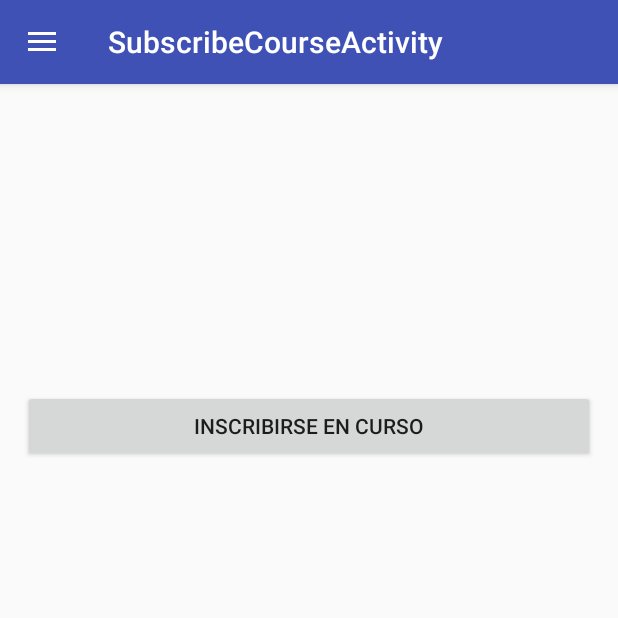
After one commit to kecastro/CourseControl, an Android app: the EnrollCourseActivity screen opened directly, with no data from a screen before it, on a phone screen of 412 x 824 dp, the top half of it. The commit adds this screen. Run offline under Robolectric (Android 15) with nearby library versions, the phone set to English and light mode, and no system bars; our stand-ins replace Firebase (no records; nobody signed in at launch, a user with empty details on screens opened directly); 2 statements that could not run were skipped.

Commit message:
add: EnrollCourse

```diff
--- a/app/build.gradle
+++ b/app/build.gradle
@@ -37,4 +37,5 @@ dependencies {
 
 
 
+
 apply plugin: 'com.google.gms.google-services'
--- a/app/src/main/AndroidManifest.xml
+++ b/app/src/main/AndroidManifest.xml
@@ -24,7 +24,10 @@
         <activity android:name=".MyCourses" />
         <activity android:name=".AboutActivity" />
         <activity android:name=".SettingsActivity" />
-        <activity android:name=".CreateCourseActivity"></activity>
+        <activity android:name=".CreateCourseActivity" />
+        <activity
+            android:name=".EnrollCourseActivity"
+            android:label="@string/title_activity_subscribe_course"></activity>
     </application>
 
 </manifest>
--- /dev/null
+++ b/app/src/main/java/com/example/kcastrop/coursecontrol/EnrollCourseActivity.java
@@ -0,0 +1,103 @@
+package com.example.kcastrop.coursecontrol;
+
+import android.os.Bundle;
+import android.view.View;
+import android.widget.Button;
+import android.widget.FrameLayout;
+import android.widget.TextView;
+import android.widget.Toast;
+
+import com.google.firebase.auth.FirebaseAuth;
+import com.google.firebase.database.DataSnapshot;
+import com.google.firebase.database.DatabaseError;
+import com.google.firebase.database.DatabaseReference;
+import com.google.firebase.database.FirebaseDatabase;
+import com.google.firebase.database.Query;
+import com.google.firebase.database.ValueEventListener;
+
+import entities.Course;
+import entities.EnrollCourse;
+
+public class EnrollCourseActivity extends BaseActivity {
+
+    private TextView nameCourse;
+    private TextView course_reference;
+    private TextView course_location;
+    private TextView info;
+    private Button subscribe;
+    private String idCreator;
+    private String idCourse;
+    private String idUser;
+
+    private FirebaseAuth firebaseAuth;
+    private DatabaseReference database;
+
+
+    @Override
+    protected void onCreate(Bundle savedInstanceState) {
+        super.onCreate(savedInstanceState);
+        FrameLayout contentFrameLayout = (FrameLayout) findViewById(R.id.mainContent);
+        getLayoutInflater().inflate(R.layout.activity_enroll_course, contentFrameLayout);
+
+        nameCourse = (TextView) findViewById(R.id.name_course);
+        course_reference = (TextView) findViewById(R.id.course_reference);
+        course_location = (TextView) findViewById(R.id.course_location);
+        info = (TextView) findViewById(R.id.textInfo);
+        subscribe = (Button) findViewById(R.id.btn_subscribe_course);
+
+        idCreator = getIntent().getStringExtra("variable_idCreator_course");
+        idCourse = getIntent().getStringExtra("variable_id_course");
+        nameCourse.setText(getIntent().getStringExtra("variable_name_course"));
+        course_reference.setText(getIntent().getStringExtra("variable_reference_course"));
+        course_location.setText(getIntent().getStringExtra("variable_location_course"));
+
+        firebaseAuth = FirebaseAuth.getInstance();
+        database = FirebaseDatabase.getInstance().getReference();
+
+        idUser = firebaseAuth.getCurrentUser().getUid();
+        info.setText("");
+
+        if (idCreator.equals(idUser)) {
+            subscribe.setEnabled(false);
+            info.setText("No puedes inscribirte en un curso en el que eres dueño");
+            //Toast.makeText(this,"No puedes inscribirte en un curso en el que eres dueño",Toast.LENGTH_LONG).show();
+        }else {
+            Query queryCourses = database.child("EnrollCourse").orderByChild("idCourse").endAt(idCourse);
+            queryCourses.addValueEventListener(new ValueEventListener() {
+                @Override
+                public void onDataChange(DataSnapshot dataSnapshot) {
+                    Toast.makeText(EnrollCourseActivity.this, "Ya has enviado una solicitud", Toast.LENGTH_LONG).show();
+
+                    for (DataSnapshot enrollCourseSnapshot : dataSnapshot.getChildren()) {
+                        EnrollCourse enrollCourse = enrollCourseSnapshot.getValue(EnrollCourse.class);
+                        if (enrollCourse.getIdStudent().equals(idUser) && enrollCourse.getIdCourse().equals(idCourse)) {
+                            subscribe.setEnabled(false);
+                            info.setText("Ya has enviado una solicitud");
+                            //Toast.makeText(EnrollCourseActivity.this, "Ya has enviado una solicitud", Toast.LENGTH_LONG).show();
+                        }
+
+                    }
+                }
+
+                @Override
+                public void onCancelled(DatabaseError databaseError) {
+
+                }
+            });
+        }
+
+        subscribe.setOnClickListener(new View.OnClickListener(){
+            @Override
+            public void onClick(View view) {
+                firebaseAuth = FirebaseAuth.getInstance();
+                database = FirebaseDatabase.getInstance().getReference();
+                EnrollCourse enrollCourse = new EnrollCourse(idCourse,idUser);
+                database.child("EnrollCourse").child(enrollCourse.getIdEnrollCourse()).setValue(enrollCourse);
+                finish();
+                Toast.makeText(EnrollCourseActivity.this,"Tu solicitud ha sido enviada",Toast.LENGTH_LONG).show();
+            }
+        });
+
+    }
+
+}
--- /dev/null
+++ b/app/src/main/res/layout/activity_enroll_course.xml
@@ -0,0 +1,68 @@
+<?xml version="1.0" encoding="utf-8"?>
+<android.support.constraint.ConstraintLayout xmlns:android="http://schemas.android.com/apk/res/android"
+    xmlns:app="http://schemas.android.com/apk/res-auto"
+    xmlns:tools="http://schemas.android.com/tools"
+    android:layout_width="match_parent"
+    android:layout_height="match_parent"
+    tools:context="com.example.kcastrop.coursecontrol.EnrollCourseActivity">
+
+
+    <LinearLayout
+        android:orientation="vertical"
+        android:layout_width="fill_parent"
+        android:layout_height="fill_parent"
+        android:padding="15dp"
+        android:weightSum="1">
+
+        <TextView
+            android:id="@+id/name_course"
+            android:layout_width="match_parent"
+            android:layout_height="wrap_content"
+            android:layout_gravity="center_horizontal"
+            android:text="Nombre Curso\n"
+            android:textAlignment="center"
+            android:textSize="11pt"
+            android:textStyle="bold"
+            android:textColor="#000000"/>
+
+        <TextView
+            android:id="@+id/course_reference"
+            android:layout_width="331dp"
+            android:layout_height="wrap_content"
+            android:text="Descripcion:"
+            android:textColor="#1d1b1b"
+            android:textSize="8pt"
+            android:layout_weight="0.08" />
+
+        <TextView
+            android:id="@+id/course_location"
+            android:layout_width="331dp"
+            android:layout_height="wrap_content"
+            android:text="Lugar:"
+            android:textColor="#1d1b1b"
+            android:textSize="8pt"
+            android:layout_weight="0.10" />
+
+        <!--<TextView
+            android:id="@+id/course_max_students"
+            android:layout_width="332dp"
+            android:layout_height="wrap_content"
+            android:text="\nNumero de cupos:"
+            android:textColor="#1d1b1b"
+            android:layout_weight="0.11" />-->
+
+        <Button
+            android:id="@+id/btn_subscribe_course"
+            android:layout_width="match_parent"
+            android:layout_height="wrap_content"
+            android:text="Inscribirse en curso" />
+
+        <TextView
+            android:id="@+id/textInfo"
+            android:layout_width="match_parent"
+            android:layout_height="wrap_content"
+            android:text=""
+            android:textAlignment="center"/>
+    </LinearLayout>
+
+</android.support.constraint.ConstraintLayout>
--- a/app/src/main/res/values/strings.xml
+++ b/app/src/main/res/values/strings.xml
@@ -2,5 +2,6 @@
     <string name="app_name">CourseControl</string>
     <string name="drawer_open">Open drawer</string>
     <string name="drawer_close">Close drawer</string>
+    <string name="title_activity_subscribe_course">SubscribeCourseActivity</string>
 
 </resources>
```
Also changed, not shown: app/src/main/java/com/example/kcastrop/coursecontrol/HomeActivity.java (+10 -0 lines), app/src/main/java/entities/EnrollCourse.java (added, +56 -0 lines).
